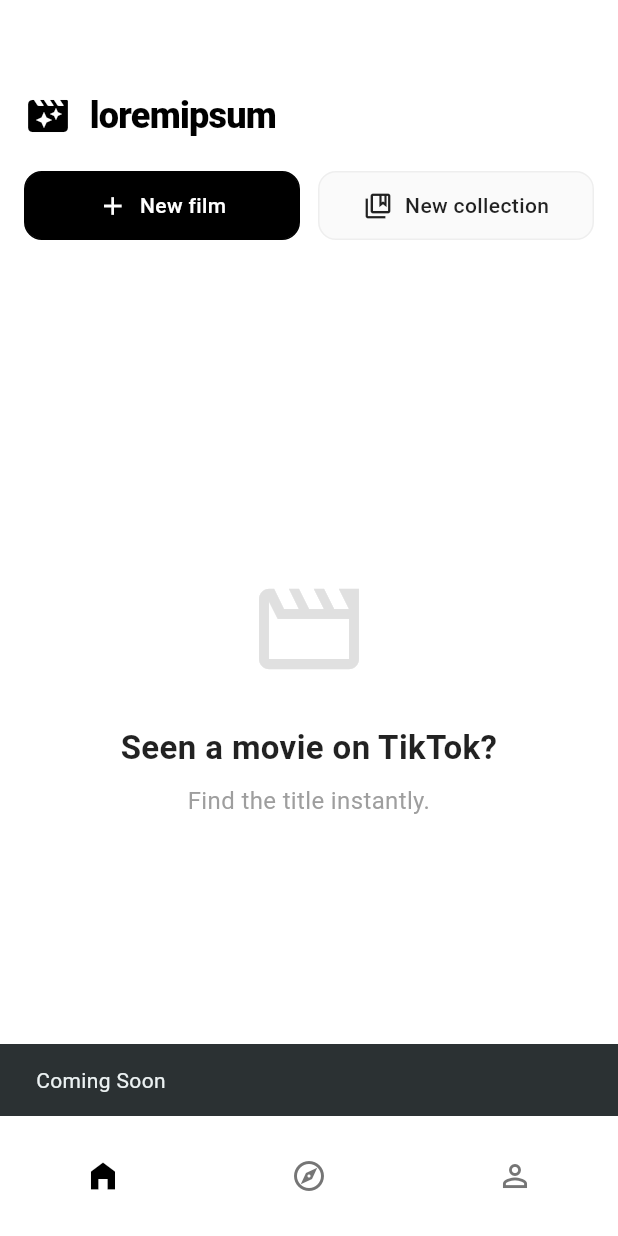
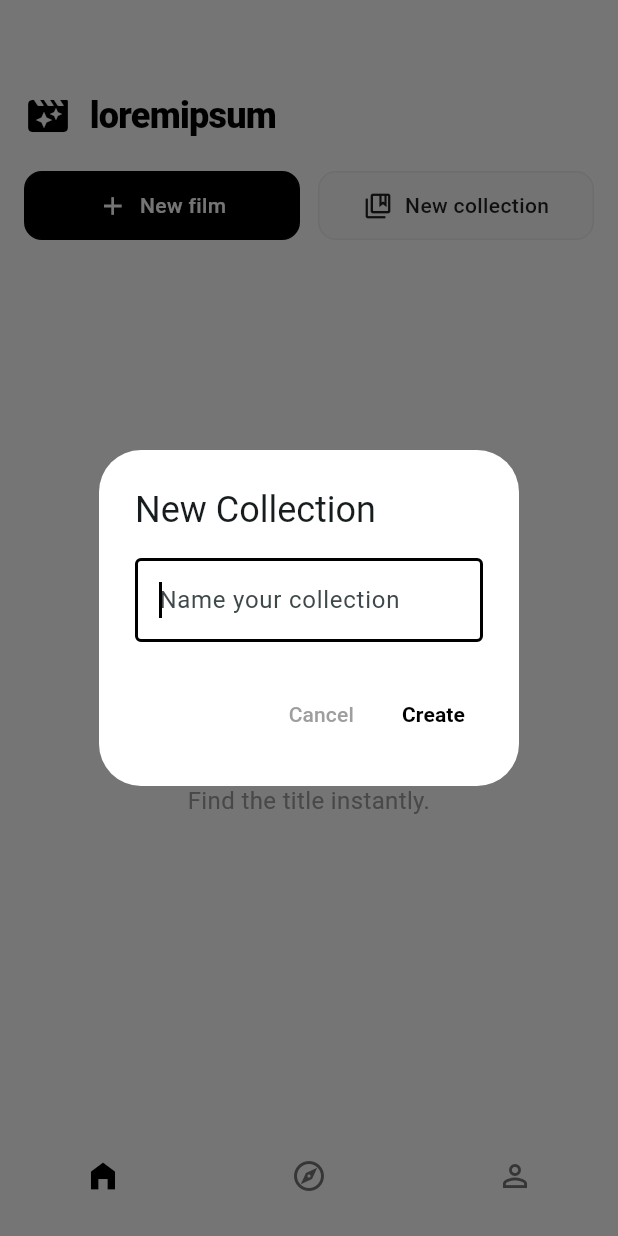
Before and after one commit to jaanque/appdecinejan, a Flutter app: the screen it shows after launch, after a tap on "New collection", on a phone screen of 412 x 824 dp. Run offline on Flutter 3.47's test engine with Material 3 defaults, Android fonts, the phone set to English and light mode, and no system bars; our stand-ins replace flutter_dotenv, shared_preferences, supabase_flutter; accounts and stored records are empty; network calls fail.

Commit message:
Implement Collections feature
- Created `collections` table in SQL schema with RLS policies.
- Added `Collection` model and `CollectionService`.
- Updated Home Screen to allow creating collections via dialog.
- Displayed user collections in a horizontal list on the Home Screen.

```diff
--- /dev/null
+++ b/lib/models/collection.dart
@@ -0,0 +1,27 @@
+class Collection {
+  final int? id;
+  final String name;
+  final DateTime? createdAt;
+
+  Collection({
+    this.id,
+    required this.name,
+    this.createdAt,
+  });
+
+  factory Collection.fromJson(Map<String, dynamic> json) {
+    return Collection(
+      id: json['id'] as int?,
+      name: json['name'] as String,
+      createdAt: json['created_at'] != null
+          ? DateTime.parse(json['created_at'] as String)
+          : null,
+    );
+  }
+
+  Map<String, dynamic> toSupabase() {
+    return {
+      'name': name,
+    };
+  }
+}
--- a/lib/screens/home_screen.dart
+++ b/lib/screens/home_screen.dart
@@ -5,7 +5,9 @@ import 'package:flutter_dotenv/flutter_dotenv.dart';
 import 'package:shared_preferences/shared_preferences.dart';
 import 'package:supabase_flutter/supabase_flutter.dart';
 import '../models/movie.dart';
+import '../models/collection.dart';
 import '../services/movie_service.dart';
+import '../services/collection_service.dart';
 import '../services/tmdb_service.dart';
 import 'movie_detail_screen.dart';
 
@@ -19,11 +21,13 @@ class HomeScreen extends StatefulWidget {
 class _HomeScreenState extends State<HomeScreen> {
   final TextEditingController _controller = TextEditingController();
   final MovieService _movieService = MovieService();
+  final CollectionService _collectionService = CollectionService();
   final TMDBService _tmdbService = TMDBService();
   String _result = '';
   String? _posterUrl;
   bool _isLoading = false;
   List<Movie> _searchHistory = [];
+  List<Collection> _collections = [];
 
   // API Key provided by the user (Groq)
   final String _apiKey = dotenv.env['GROQ_API_KEY'] ?? '';
@@ -34,11 +38,25 @@ class _HomeScreenState extends State<HomeScreen> {
   @override
   void initState() {
     super.initState();
-    _loadSearchHistory();
+    _loadData();
     // Listen to Auth State Changes to reload data if user logs in
     Supabase.instance.client.auth.onAuthStateChange.listen((data) {
-       _loadSearchHistory();
+       _loadData();
     });
+  }
+
+  Future<void> _loadData() async {
+    await _loadSearchHistory();
+    await _loadCollections();
+  }
+
+  Future<void> _loadCollections() async {
+    final cols = await _collectionService.getCollections();
+    if (mounted) {
+      setState(() {
+        _collections = cols;
+      });
+    }
   }
 
   Future<void> _loadSearchHistory() async {
@@ -155,6 +173,48 @@ class _HomeScreenState extends State<HomeScreen> {
               ),
             ],
           ),
+        );
+      },
+    );
+  }
+
+  void _showCollectionDialog() {
+    final TextEditingController nameController = TextEditingController();
+    showDialog(
+      context: context,
+      builder: (context) {
+        return AlertDialog(
+          backgroundColor: Colors.white,
+          title: const Text("New Collection"),
+          content: TextField(
+            controller: nameController,
+            autofocus: true,
+            decoration: const InputDecoration(
+              hintText: 'Name your collection',
+              border: OutlineInputBorder(),
+            ),
+          ),
+          actions: [
+            TextButton(
+              onPressed: () => Navigator.pop(context),
+              child: const Text("Cancel", style: TextStyle(color: Colors.grey)),
+            ),
+            TextButton(
+              onPressed: () async {
+                final name = nameController.text.trim();
+                if (name.isNotEmpty) {
+                  try {
+                    await _collectionService.createCollection(name);
+                    await _loadCollections();
+                    if (context.mounted) Navigator.pop(context);
+                  } catch (e) {
+                    // Handle error
+                  }
+                }
+              },
+              child: const Text("Create", style: TextStyle(color: Colors.black, fontWeight: FontWeight.bold)),
+            ),
+          ],
         );
       },
     );
@@ -413,24 +473,68 @@ Analyze the following JSON metadata from a TikTok video: $jsonString. Your goal
                         _buildMenuButton(
                           icon: Icons.collections_bookmark_outlined,
                           label: 'New collection',
-                          onTap: () {
-                            ScaffoldMessenger.of(context).showSnackBar(
-                              const SnackBar(content: Text('Coming Soon')),
-                            );
-                          },
+                          onTap: _showCollectionDialog,
                           isPrimary: false,
                         ),
                       ],
                     ),
                   ),
                 ),
-                // 3. Content (Grid or Empty State)
+                // 3. Content (Collections + Grid or Empty State)
+                if (_collections.isNotEmpty) ...[
+                  SliverToBoxAdapter(
+                    child: Container(
+                      height: 100,
+                      margin: const EdgeInsets.only(bottom: 20),
+                      child: ListView.separated(
+                        scrollDirection: Axis.horizontal,
+                        padding: const EdgeInsets.symmetric(horizontal: 16),
+                        itemCount: _collections.length,
+                        separatorBuilder: (_, __) => const SizedBox(width: 12),
+                        itemBuilder: (context, index) {
+                          final collection = _collections[index];
+                          return Container(
+                            width: 140,
+                            padding: const EdgeInsets.all(12),
+                            decoration: BoxDecoration(
+                              color: Colors.grey.shade100,
+                              borderRadius: BorderRadius.circular(16),
+                              border: Border.all(color: Colors.grey.shade200),
+                            ),
+                            child: Column(
+                              crossAxisAlignment: CrossAxisAlignment.start,
+                              mainAxisAlignment: MainAxisAlignment.center,
+                              children: [
+                                const Icon(Icons.folder_open_rounded, color: Colors.black54),
+                                const Spacer(),
+                                Text(
+                                  collection.name,
+                                  maxLines: 1,
+                                  overflow: TextOverflow.ellipsis,
+                                  style: const TextStyle(
+                                    fontWeight: FontWeight.bold,
+                                    fontSize: 14,
+                                  ),
+                                ),
+                                const Text(
+                                  "0 items", // Placeholder count
+                                  style: TextStyle(fontSize: 10, color: Colors.grey),
+                                ),
+                              ],
+                            ),
+                          );
+                        },
+                      ),
+                    ),
+                  ),
+                ],
+
                 if (_searchHistory.isNotEmpty) ...[
                   const SliverToBoxAdapter(
                     child: Padding(
                       padding: EdgeInsets.symmetric(horizontal: 16, vertical: 8),
                       child: Text(
-                        "Collection",
+                        "History", // Renamed from "Collection" to avoid confusion
                         style: TextStyle(
                           fontSize: 18,
                           fontWeight: FontWeight.bold,
--- /dev/null
+++ b/lib/services/collection_service.dart
@@ -0,0 +1,49 @@
+import 'package:flutter/foundation.dart';
+import 'package:supabase_flutter/supabase_flutter.dart';
+import '../models/collection.dart';
+
+class CollectionService {
+  final SupabaseClient _client = Supabase.instance.client;
+
+  Future<void> createCollection(String name) async {
+    final user = _client.auth.currentUser;
+    if (user == null) throw Exception('User not logged in');
+
+    try {
+      await _client.from('collections').insert({
+        'user_id': user.id,
+        'name': name,
+      });
+    } catch (e) {
+      debugPrint('Error creating collection: $e');
+      rethrow;
+    }
+  }
+
+  Future<List<Collection>> getCollections() async {
+    final user = _client.auth.currentUser;
+    if (user == null) return [];
+
+    try {
+      final response = await _client
+          .from('collections')
+          .select()
+          .order('created_at', ascending: false);
+
+      final List<dynamic> data = response as List<dynamic>;
+      return data.map((json) => Collection.fromJson(json)).toList();
+    } catch (e) {
+      debugPrint('Error fetching collections: $e');
+      return [];
+    }
+  }
+
+  Future<void> deleteCollection(int id) async {
+    try {
+      await _client.from('collections').delete().eq('id', id);
+    } catch (e) {
+      debugPrint('Error deleting collection: $e');
+      rethrow;
+    }
+  }
+}
```
Also changed, not shown: 1 other file.
